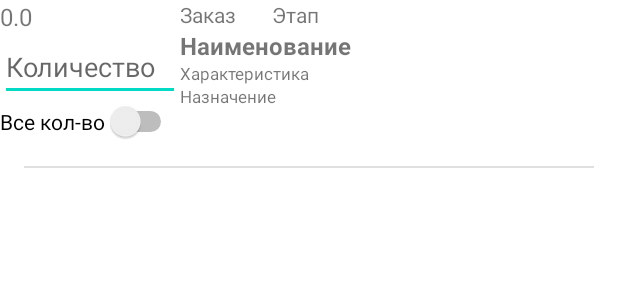
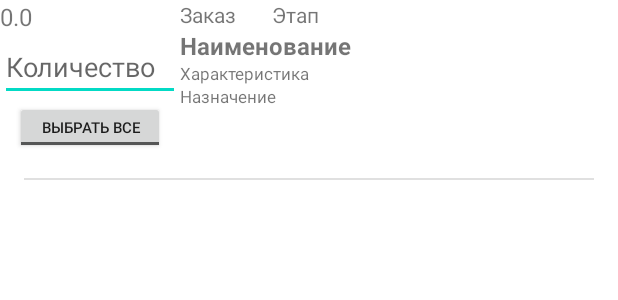
Before and after one commit to olkv/rbmanufacturing, an Android app: the layout item_warehouse_manf.xml on its own in the app's theme, with its tools: preview values and no code run, on a phone screen of 412 x 824 dp. Shown: the top 300 px of the screen. Run offline under Robolectric (Android 15) with nearby library versions, the phone set to English and light mode, and no system bars.

```diff
--- /dev/null
+++ b/app/src/main/java/com/example/rbmanufacturing/domain/repository/RowChangeListiner.kt
@@ -0,0 +1,5 @@
+package com.example.rbmanufacturing.domain.repository
+
+interface RowChangeListiner {
+    fun onChange(rowid : Int)
+}
--- a/app/src/main/res/layout/item_warehouse_manf.xml
+++ b/app/src/main/res/layout/item_warehouse_manf.xml
@@ -31,11 +31,18 @@
                 android:hint="Количество"
                 android:inputType="numberDecimal" />
 
-            <Switch
-                android:id="@+id/switchFullCount"
-                android:layout_width="wrap_content"
-                android:layout_height="wrap_content"
-                android:text="Все кол-во" />
+            <ToggleButton
+                android:id="@+id/btnAllCount"
+                android:layout_width="match_parent"
+                android:layout_height="35dp"
+                android:layout_marginLeft="10dp"
+                android:layout_marginRight="10dp"
+                android:checked="false"
+                android:text="Все количество"
+                android:textOff="Выбрать все"
+                android:textOn="Выбрано все"
+                android:textSize="10dp" />
+
         </LinearLayout>
 
         <LinearLayout
--- a/app/src/main/res/navigation/main_navigation.xml
+++ b/app/src/main/res/navigation/main_navigation.xml
@@ -53,5 +53,9 @@
             android:name="docdate"
             app:argType="string"
             android:defaultValue="01.01.0001" />
+        <action
+            android:id="@+id/action_docMasterFragment_to_operationMaster"
+            app:destination="@id/operationMaster"
+            app:popUpTo="@id/operationFragment" />
     </fragment>
 </navigation>
```
Also changed, not shown: app/src/main/java/com/example/rbmanufacturing/network/ApiConfig.kt (+13 -1 lines), app/src/main/java/com/example/rbmanufacturing/presentation/docmaster/DocMasterAdapter.kt (+21 -12 lines), app/src/main/java/com/example/rbmanufacturing/presentation/docmaster/DocMasterFragment.kt (+24 -2 lines), app/src/main/java/com/example/rbmanufacturing/presentation/docmaster/DocMasterViewModel.kt (+11 -0 lines), app/src/main/java/com/example/rbmanufacturing/presentation/moveitemmanf/MoveItemManfAdapter.kt (+8 -9 lines).
